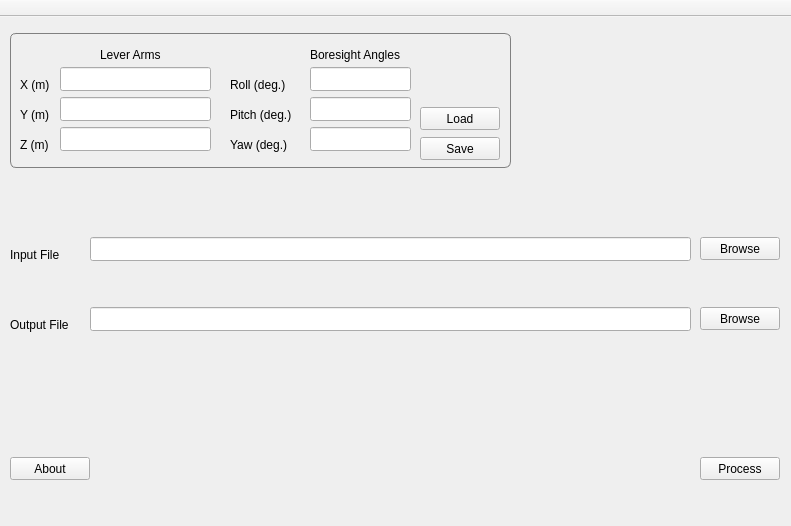
Old version of the form src/examples/gui-georef/MBES-lib-georefGUI/mainwindow.ui in the repository CIDCO-dev/MBES-lib.
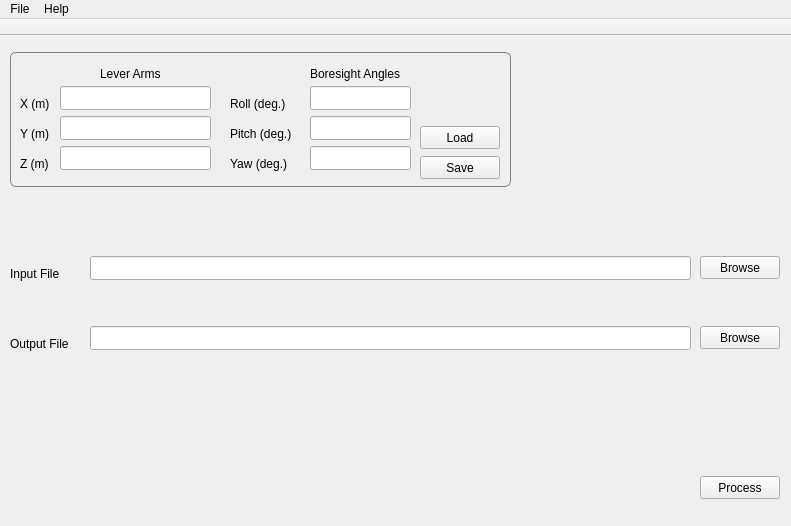
New version of the form.

```diff
--- a/src/examples/gui-georef/MBES-lib-georefGUI/mainwindow.ui
+++ b/src/examples/gui-georef/MBES-lib-georefGUI/mainwindow.ui
@@ -350,19 +350,6 @@
      </property>
     </widget>
    </widget>
-   <widget class="QPushButton" name="buttonAbout">
-    <property name="geometry">
-     <rect>
-      <x>10</x>
-      <y>440</y>
-      <width>80</width>
-      <height>23</height>
-     </rect>
-    </property>
-    <property name="text">
-     <string>About</string>
-    </property>
-   </widget>
   </widget>
   <widget class="QStatusBar" name="statusBar">
    <property name="enabled">
@@ -391,7 +378,7 @@
   </widget>
   <widget class="QMenuBar" name="menuBar">
    <property name="enabled">
-    <bool>false</bool>
+    <bool>true</bool>
    </property>
    <property name="geometry">
     <rect>
@@ -404,6 +391,23 @@
    <property name="nativeMenuBar">
     <bool>false</bool>
    </property>
+   <widget class="QMenu" name="menuFile">
+    <property name="title">
+     <string>File</string>
+    </property>
+    <addaction name="actionLoad_Lever_Arms_and_Boresight_Angles"/>
+    <addaction name="actionSave_Arms_and_Boresight_Angles"/>
+    <addaction name="separator"/>
+    <addaction name="actionExit"/>
+   </widget>
+   <widget class="QMenu" name="menuHelp">
+    <property name="title">
+     <string>Help</string>
+    </property>
+    <addaction name="actionAbout"/>
+   </widget>
+   <addaction name="menuFile"/>
+   <addaction name="menuHelp"/>
   </widget>
  </widget>
  <layoutdefault spacing="6" margin="11"/>
```
Left out of the diff: 22 changed lines with no effect on the pictures.
